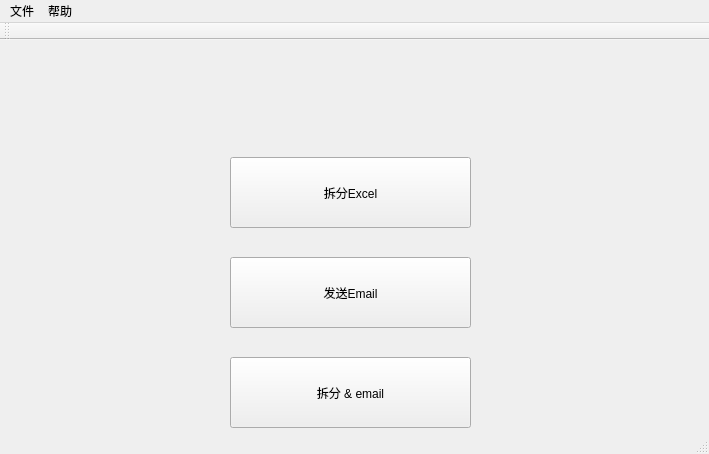
Above: mainwindow.ui from ainiaa/splitExcel before the change. Below: the same form after it.
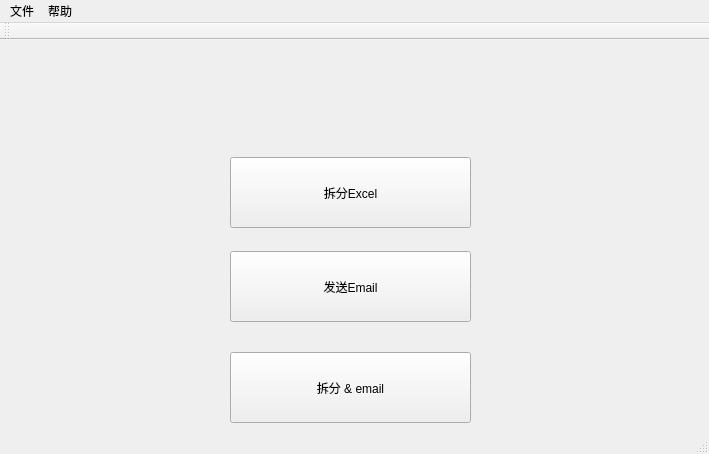
That is the form after the change. Icons and pictures are not drawn.

```diff
--- a/mainwindow.ui
+++ b/mainwindow.ui
@@ -47,7 +47,7 @@
     <property name="geometry">
      <rect>
       <x>230</x>
-      <y>217</y>
+      <y>211</y>
       <width>241</width>
       <height>71</height>
      </rect>
@@ -60,7 +60,7 @@
     <property name="geometry">
      <rect>
       <x>230</x>
-      <y>317</y>
+      <y>312</y>
       <width>241</width>
       <height>71</height>
      </rect>
```
Left out of the diff: 5 changed lines with no effect on the pictures.
